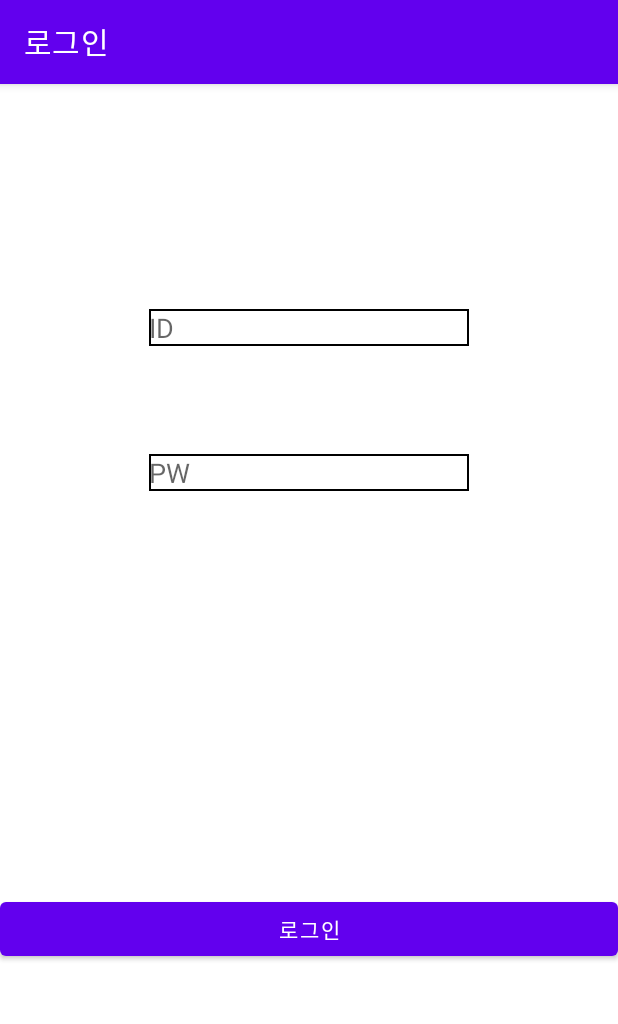
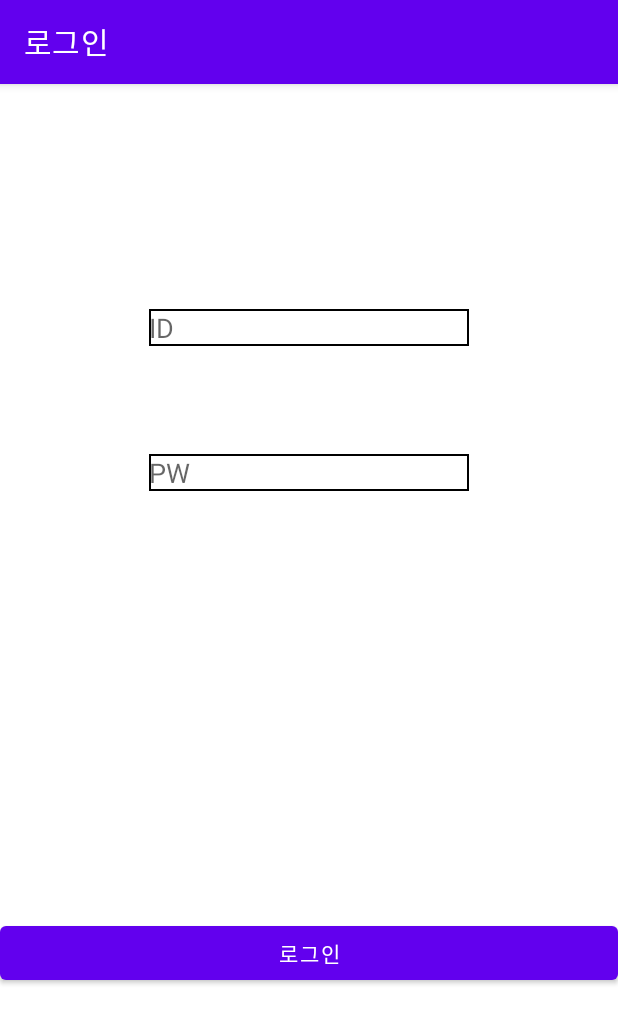
Before and after one commit to 2021-SMHRD-IITP-AI/j_android, an Android app: the Login screen opened directly, with no data from a screen before it, on a phone screen of 412 x 824 dp. Shown: the top 1024 px of the screen. Run offline under Robolectric (Android 15) with nearby library versions, the phone set to English and light mode, and no system bars.

Commit message:
로그인 버튼2

```diff
--- a/app/src/main/res/layout/activity_login.xml
+++ b/app/src/main/res/layout/activity_login.xml
@@ -36,7 +36,7 @@
         android:id="@+id/button"
         android:layout_width="0dp"
         android:layout_height="wrap_content"
-        android:layout_marginTop="268dp"
+        android:layout_marginTop="284dp"
         android:text="로그인"
         app:layout_constraintEnd_toEndOf="parent"
         app:layout_constraintHorizontal_bias="0.0"
```
